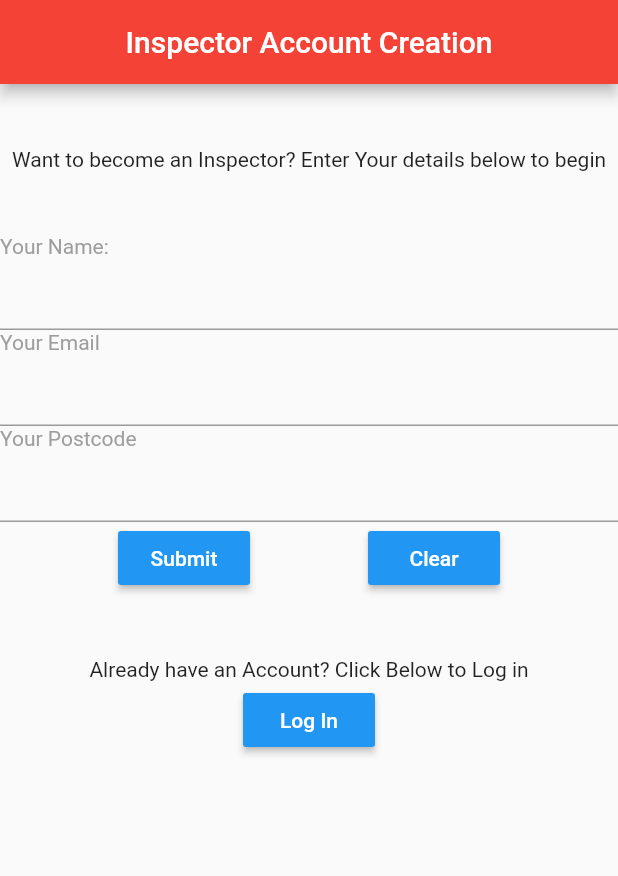
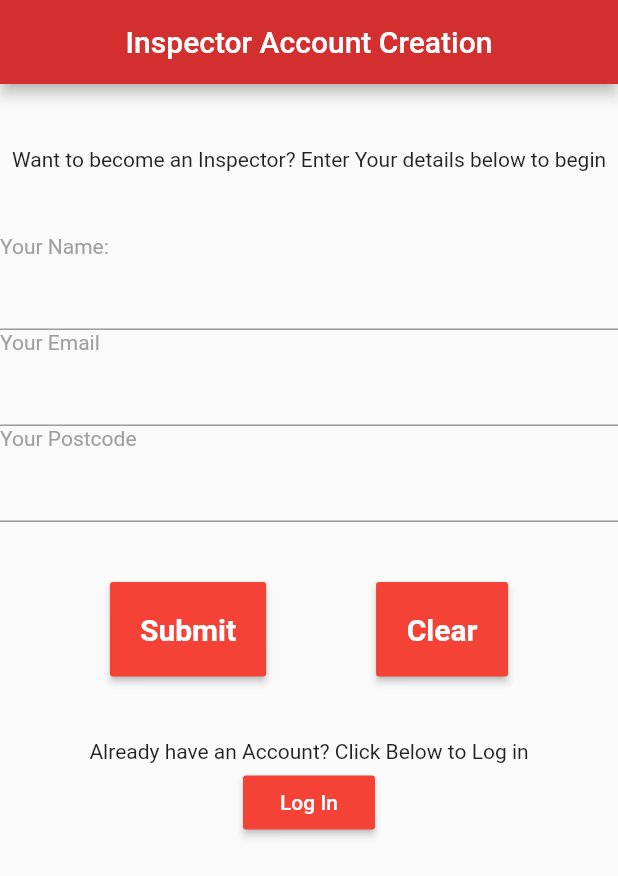
Before and after one commit to KenKhor/Hackathon2019, a Flutter app: the InspectorForm screen opened directly, on a phone screen of 412 x 824 dp. Shown: the top 876 px of the screen. Run offline on Flutter 3.47's test engine with Material 2 defaults, Android fonts, the phone set to English and light mode, and no system bars; our stand-ins replace google_maps_flutter.

Commit message:
a s t h e t i c

```diff
--- a/hackthon_2019/lib/main.dart
+++ b/hackthon_2019/lib/main.dart
@@ -308,6 +308,7 @@ class _InspectorFormState extends State<InspectorForm> {
     return Scaffold(
       appBar: AppBar(
         title: Text('Inspector Account Creation'),
+        backgroundColor: Colors.red[700],
         centerTitle: true,
       ),
       body: ListView(
@@ -350,25 +351,35 @@ class _InspectorFormState extends State<InspectorForm> {
           TextField(
             controller: postcodeController,
           ),
-
+          new Container(
+            height: 40,
+          ),
           Row(
             mainAxisAlignment: MainAxisAlignment.spaceEvenly,
             children: [
               new RaisedButton(
-                padding: const EdgeInsets.all(4.0),
+                padding: const EdgeInsets.all(20.0),
                 textColor: Colors.white,
-                color: Colors.blue,
+                color: Colors.red,
                 onPressed: () {
                   submit();
                 },
-                child: new Text("Submit"),
+                child: new Text("Submit",
+                  style: TextStyle(
+                  fontWeight: FontWeight.bold,
+                  fontSize: 20,
+                )),
               ),
               new RaisedButton(
-                padding: const EdgeInsets.all(8.0),
+                padding: const EdgeInsets.all(20.0),
                 textColor: Colors.white,
-                color: Colors.blue,
+                color: Colors.red,
                 onPressed: empty,
-                child: new Text("Clear"),
+                child: new Text("Clear",
+                    style: TextStyle(
+                      fontWeight: FontWeight.bold,
+                      fontSize: 20,
+                    )),
               ),
             ],
           ),
@@ -386,7 +397,7 @@ class _InspectorFormState extends State<InspectorForm> {
               new RaisedButton(
                 padding: const EdgeInsets.all(4.0),
                 textColor: Colors.white,
-                color: Colors.blue,
+                color: Colors.red,
                 onPressed: submit,
                 child: new Text("Log In"),
               ),
@@ -535,7 +546,7 @@ class _MyAppState extends State<MyApp2> {
       home: Scaffold(
         appBar: AppBar(
           title: Text('Maps Sample App'),
-          backgroundColor: Colors.green[700],
+          backgroundColor: Colors.red[700],
         ),
         body: Stack(
           children: <Widget>[
@@ -559,7 +570,7 @@ class _MyAppState extends State<MyApp2> {
                       heroTag: "btn1",
                       onPressed: _onMapTypeButtonPressed,
                       materialTapTargetSize: MaterialTapTargetSize.padded,
-                      backgroundColor: Colors.green,
+                      backgroundColor: Colors.red,
                       child: const Icon(Icons.map, size: 36.0),
                     ),
                     SizedBox(height: 16.0),
```
